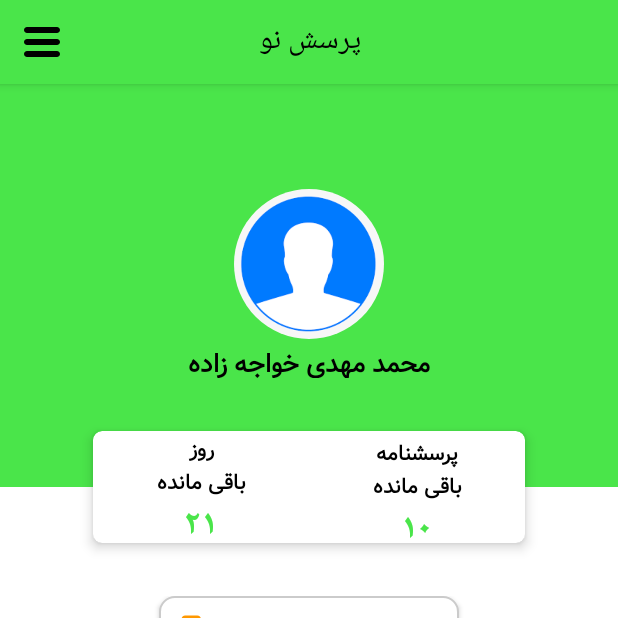
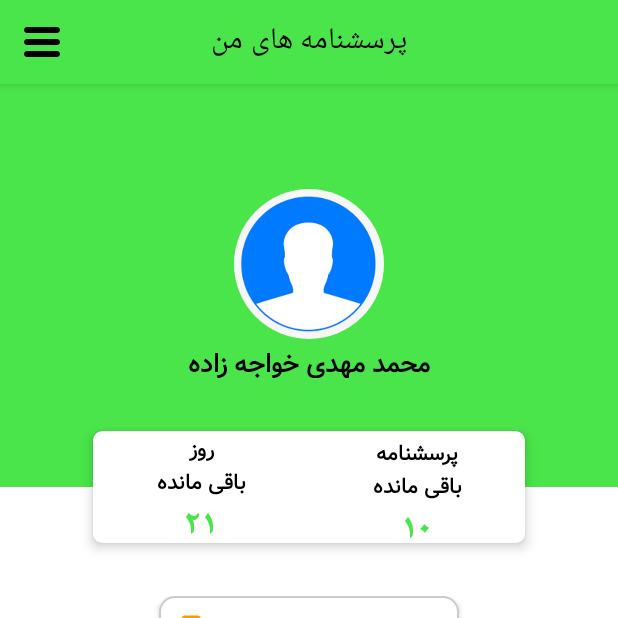
Before and after one commit to mohkhz2001/PorsNo_Android, an Android app: the MainFragment screen opened directly, with no data from a screen before it, in the side drawer, after a tap on "حساب کاربری", on a phone screen of 412 x 824 dp, the top half of it. Run offline under Robolectric (Android 15) with nearby library versions, the phone set to English and light mode, and no system bars; our stand-ins replace CircleImageView; libraries missing offline, so code that uses them is left out: cn.pedant, com.warkiz.widget, es.dmoral.toasty, ir.hamsaa.persiandatepicker, saman.zamani.persiandate; 11 statements that could not run were skipped.

Commit message:
set the app bar title when change the fragment in main fragment

```diff
--- a/app/src/main/java/com/mohammadkz/porsno_android/Activity/MainPageActivity.java
+++ b/app/src/main/java/com/mohammadkz/porsno_android/Activity/MainPageActivity.java
@@ -193,4 +193,8 @@ public class MainPageActivity extends AppCompatActivity {
         editor.clear();
         editor.commit();
     }
+
+    public void setTopAppBar(String name) {
+        topAppBar.setTitle(name);
+    }
 }
--- a/app/src/main/java/com/mohammadkz/porsno_android/Fragment/MainFragment.java
+++ b/app/src/main/java/com/mohammadkz/porsno_android/Fragment/MainFragment.java
@@ -18,6 +18,7 @@ import com.google.android.material.bottomappbar.BottomAppBar;
 import com.google.android.material.bottomnavigation.BottomNavigationView;
 import com.google.android.material.floatingactionbutton.FloatingActionButton;
 import com.google.gson.Gson;
+import com.mohammadkz.porsno_android.Activity.MainPageActivity;
 import com.mohammadkz.porsno_android.Activity.NewQuestionActivity;
 import com.mohammadkz.porsno_android.Model.User;
 import com.mohammadkz.porsno_android.R;
@@ -67,6 +68,7 @@ public class MainFragment extends Fragment {
                     case R.id.allQuestion:
                         location = R.id.allQuestion;
                         setFabIcon(R.id.allQuestion);
+                        ((MainPageActivity) getActivity()).setTopAppBar("تمام پرسشنامه ها");
                         FragmentTransaction fragmentTransaction = getFragmentManager().beginTransaction();
                         AllQuestionFragment allQuestionFragment = new AllQuestionFragment(user);
                         fragmentTransaction.replace(R.id.frameLayout_main, allQuestionFragment).commit();
@@ -90,6 +92,7 @@ public class MainFragment extends Fragment {
     }
 
     private void startFragment() {
+        ((MainPageActivity) getActivity()).setTopAppBar("پرسشنامه های من");
         location = R.id.myQuestion;
         FragmentTransaction fragmentTransaction = getFragmentManager().beginTransaction();
         MyQuestionFragment myQuestionFragment = new MyQuestionFragment(user);
```
